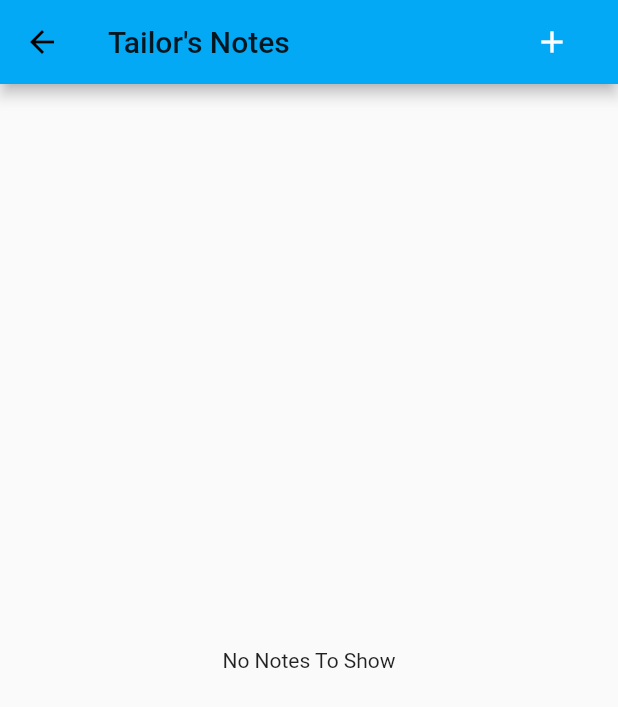
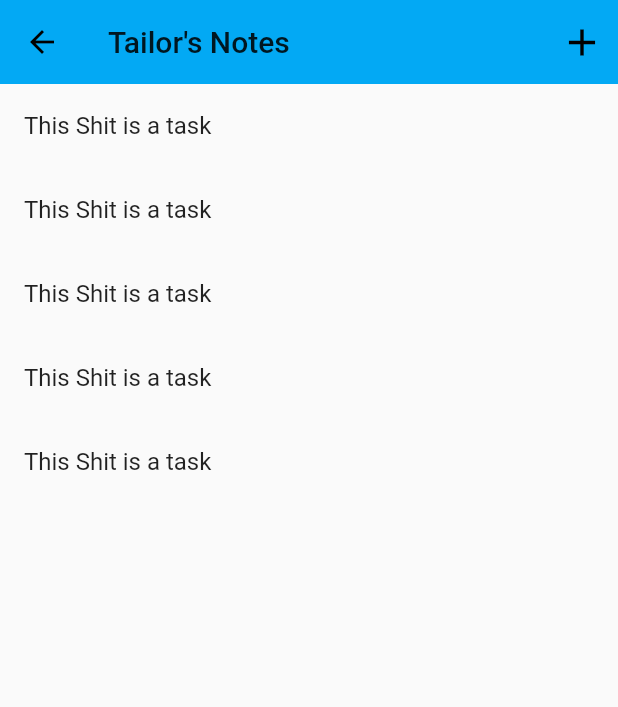
Before and after one commit to SushanShakya/My-First-App, a Flutter app: the HomePage screen opened directly, on a phone screen of 412 x 824 dp. Shown: the top 707 px of the screen. Run offline on Flutter 3.47's test engine with Material 2 defaults, Android fonts, the phone set to English and light mode, and no system bars.

Commit message:
Few Changes here and there includes adding a new file

```diff
--- /dev/null
+++ b/lib/ui/pages/CustomerNames.dart
@@ -0,0 +1,4 @@
+class Names{
+  String title;
+  bool status;
+}
--- a/lib/ui/pages/addPage/mainSubmissionForm.dart
+++ b/lib/ui/pages/addPage/mainSubmissionForm.dart
@@ -1,10 +1,11 @@
 import 'package:flutter/material.dart';
 
-class form extends StatelessWidget{
+class SubmissionForm extends StatelessWidget{
   @override
   Widget build(BuildContext context) {
     return Scaffold(
       appBar: AppBar(
+        elevation: 0.0,
         title: Text("Add New"),
         actions: <Widget>[
           FlatButton(
--- a/lib/ui/pages/home.dart
+++ b/lib/ui/pages/home.dart
@@ -1,28 +1,34 @@
 import 'package:flutter/material.dart';
-//import 'package:flutter_app/ui/pages/Welcome/welcome.dart';
+import 'package:flutter_app/ui/pages/CustomerNames.dart';
 import 'package:flutter_app/ui/pages/addPage/mainSubmissionForm.dart';
 
 class HomePage extends StatelessWidget{
+  List<Names> _CustomerList = [];
   @override
   Widget build(BuildContext context) {
 
     return Scaffold(
       appBar: AppBar(
+        elevation: 0.0,
         title: Text("Tailor\'s Notes"),
         actions: <Widget>[
-          FlatButton(
-            textColor: Colors.white,
-            onPressed: () {
-              Navigator.push(context, MaterialPageRoute(builder: (context) => form()));
-            },
-            child: Icon(Icons.add),
-            shape: CircleBorder(side: BorderSide(color: Colors.transparent)),
-          ),
+          IconButton(
+              icon: Icon(Icons.add, color: Colors.black, size: 30.0,),
+              onPressed: (){
+                Navigator.push(context, MaterialPageRoute(builder: (context) => SubmissionForm()));
+              },
+          )
         ],
       ),
-      body: Center(
-        child: Text("No Notes To Show"),
-      ),
+      body:
+//      Center(
+//        child: Text("No Notes To Show"),
+//      ),
+      ListView.builder(itemCount: 5,itemBuilder: (context, index){
+        return ListTile(
+          title: Text("This Shit is a task"),
+        );
+      }),
     );
   }
 
```
